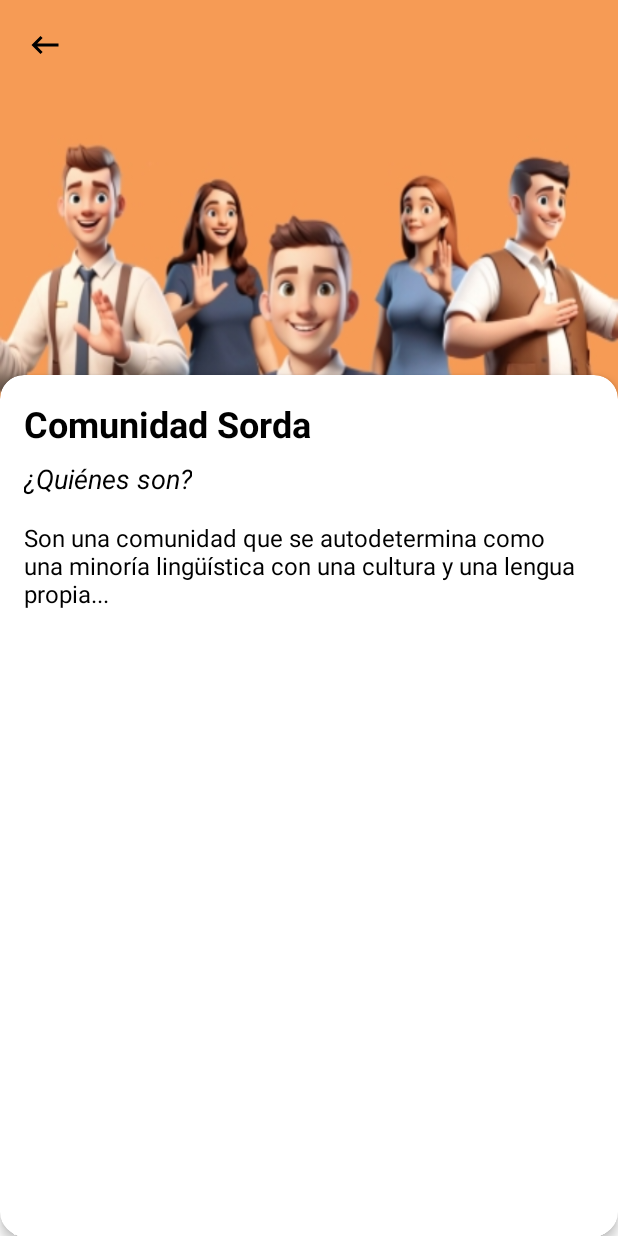
After one commit to DiegoPardoMontero/ProyectoEnsenarte, an Android app: the fragment ComunidadSordaActivity shown on its own in the app's theme, on a phone screen of 412 x 824 dp. The commit adds this screen. Run offline under Robolectric (Android 15) with nearby library versions, the phone set to English and light mode, and no system bars.

Commit message:
Began with the first tab of the information component (Community)

```diff
--- /dev/null
+++ b/app/src/main/java/com/puj/proyectoensenarte/information/ComunidadSordaActivity.kt
@@ -0,0 +1,60 @@
+package com.puj.proyectoensenarte.information
+
+import android.os.Bundle
+import androidx.fragment.app.Fragment
+import android.view.LayoutInflater
+import android.view.View
+import android.view.ViewGroup
+import com.puj.proyectoensenarte.R
+
+// TODO: Rename parameter arguments, choose names that match
+// the fragment initialization parameters, e.g. ARG_ITEM_NUMBER
+private const val ARG_PARAM1 = "param1"
+private const val ARG_PARAM2 = "param2"
+
+/**
+ * A simple [Fragment] subclass.
+ * Use the [ComunidadSordaActivity.newInstance] factory method to
+ * create an instance of this fragment.
+ */
+class ComunidadSordaActivity : Fragment() {
+    // TODO: Rename and change types of parameters
+    private var param1: String? = null
+    private var param2: String? = null
+
+    override fun onCreate(savedInstanceState: Bundle?) {
+        super.onCreate(savedInstanceState)
+        arguments?.let {
+            param1 = it.getString(ARG_PARAM1)
+            param2 = it.getString(ARG_PARAM2)
+        }
+    }
+
+    override fun onCreateView(
+        inflater: LayoutInflater, container: ViewGroup?,
+        savedInstanceState: Bundle?
+    ): View? {
+        // Inflate the layout for this fragment
+        return inflater.inflate(R.layout.fragment_comunidad_sorda_activity, container, false)
+    }
+
+    companion object {
+        /**
+         * Use this factory method to create a new instance of
+         * this fragment using the provided parameters.
+         *
+         * @param param1 Parameter 1.
+         * @param param2 Parameter 2.
+         * @return A new instance of fragment ComunidadSordaActivity.
+         */
+        // TODO: Rename and change types and number of parameters
+        @JvmStatic
+        fun newInstance(param1: String, param2: String) =
+            ComunidadSordaActivity().apply {
+                arguments = Bundle().apply {
+                    putString(ARG_PARAM1, param1)
+                    putString(ARG_PARAM2, param2)
+                }
+            }
+    }
+}
--- /dev/null
+++ b/app/src/main/res/drawable/back_arrow_black.xml
@@ -0,0 +1,5 @@
+<vector xmlns:android="http://schemas.android.com/apk/res/android" android:autoMirrored="true" android:height="24dp" android:tint="#000000" android:viewportHeight="24" android:viewportWidth="24" android:width="24dp">
+
+    <path android:fillColor="@android:color/white" android:pathData="M21,11H6.83l3.58,-3.59L9,6l-6,6 6,6 1.41,-1.41L6.83,13H21z"/>
+
+</vector>
--- /dev/null
+++ b/app/src/main/res/drawable/back_arrow_white.xml
@@ -0,0 +1,5 @@
+<vector xmlns:android="http://schemas.android.com/apk/res/android" android:autoMirrored="true" android:height="24dp" android:tint="#FFFFFF" android:viewportHeight="24" android:viewportWidth="24" android:width="24dp">
+
+    <path android:fillColor="@android:color/white" android:pathData="M21,11H6.83l3.58,-3.59L9,6l-6,6 6,6 1.41,-1.41L6.83,13H21z"/>
+
+</vector>
--- a/app/src/main/res/layout/activity_information_fragment.xml
+++ b/app/src/main/res/layout/activity_information_fragment.xml
@@ -16,6 +16,7 @@
         android:layout_marginTop="55dp"
         app:layout_constraintTop_toTopOf="parent"
         app:layout_constraintStart_toStartOf="parent"
+        android:fontFamily="@raw/regularbold"
         app:layout_constraintEnd_toEndOf="parent"/>
 
     <!-- Botón Historia -->
@@ -50,6 +51,7 @@
             android:gravity="center"
             android:layout_gravity="bottom"
             android:text="Historia"
+            android:fontFamily="@raw/regular"
             />
     </FrameLayout>
 
@@ -71,7 +73,7 @@
             android:layout_width="wrap_content"
             android:layout_height="220dp"
             android:scaleType="centerCrop"
-            android:src="@drawable/information_deafcommunity"/>
+            android:src="@drawable/information_deafcomunity"/>
 
         <TextView
             android:id="@+id/community_text"
@@ -84,6 +86,7 @@
             android:layout_gravity="bottom"
             android:padding="8dp"
             android:text="Comunidad sorda"
+            android:fontFamily="@raw/regular"
             />
     </FrameLayout>
 
@@ -117,7 +120,7 @@
             android:textSize="16sp"
             android:gravity="center"
             android:layout_gravity="bottom"
-
+            android:fontFamily="@raw/regular"
             android:text="Características gramaticales"
             />
     </FrameLayout>
@@ -140,7 +143,7 @@
             android:layout_width="wrap_content"
             android:layout_height="220dp"
             android:scaleType="centerCrop"
-            android:src="@drawable/information_importantlinks"/>
+            android:src="@drawable/information_links"/>
 
         <TextView
             android:id="@+id/links_text"
@@ -150,6 +153,7 @@
             android:background="#80000000"
             android:textSize="16sp"
             android:gravity="center"
+            android:fontFamily="@raw/regular"
             android:layout_gravity="bottom"
             android:text="Links Importantes"
             android:padding="8dp"
--- /dev/null
+++ b/app/src/main/res/layout/fragment_comunidad_sorda_activity.xml
@@ -0,0 +1,82 @@
+<?xml version="1.0" encoding="utf-8"?>
+<androidx.constraintlayout.widget.ConstraintLayout xmlns:android="http://schemas.android.com/apk/res/android"
+    xmlns:tools="http://schemas.android.com/tools"
+    android:layout_width="match_parent"
+    android:layout_height="match_parent"
+    xmlns:app="http://schemas.android.com/apk/res-auto"
+    android:background="@drawable/deafcommunity_background"
+    tools:context=".information.ComunidadSordaActivity">
+
+
+
+    <ImageButton
+        android:id="@+id/back_button"
+        android:layout_width="wrap_content"
+        android:layout_height="wrap_content"
+        android:background="@null"
+        android:src="@drawable/back_arrow_black"
+        android:contentDescription="Botón de retroceso"
+        app:layout_constraintTop_toTopOf="parent"
+        app:layout_constraintStart_toStartOf="parent"
+        android:layout_margin="18dp"/>
+
+    <androidx.cardview.widget.CardView
+        android:id="@+id/text_container"
+        android:layout_width="match_parent"
+        android:layout_height="0dp"
+        android:background="@android:color/white"
+        app:cardCornerRadius="16dp"
+        app:layout_constraintTop_toTopOf="parent"
+        app:layout_constraintStart_toStartOf="parent"
+        app:layout_constraintEnd_toEndOf="parent"
+        app:layout_constraintBottom_toBottomOf="parent"
+        android:layout_marginTop="250dp"
+        app:cardElevation="4dp">
+
+        <!-- ScrollView para el texto desplazable -->
+        <ScrollView
+            android:layout_width="match_parent"
+            android:layout_height="match_parent"
+            android:padding="16dp">
+
+            <!-- Texto largo dentro del ScrollView -->
+            <LinearLayout
+                android:layout_width="match_parent"
+                android:layout_height="wrap_content"
+                android:orientation="vertical">
+
+                <TextView
+                    android:id="@+id/title_text"
+                    android:layout_width="wrap_content"
+                    android:layout_height="wrap_content"
+                    android:text="Comunidad Sorda"
+                    android:textSize="24sp"
+                    android:textStyle="bold"
+                    android:textColor="@android:color/black"/>
+
+                <TextView
+                    android:id="@+id/subtitle_text"
+                    android:layout_width="wrap_content"
+                    android:layout_height="wrap_content"
+                    android:text="¿Quiénes son?"
+                    android:textSize="18sp"
+                    android:textStyle="italic"
+                    android:textColor="@android:color/black"
+                    android:layout_marginTop="8dp"/>
+
+                <TextView
+                    android:id="@+id/body_text"
+                    android:layout_width="match_parent"
+                    android:layout_height="wrap_content"
+                    android:text="Son una comunidad que se autodetermina como una minoría lingüística con una cultura y una lengua propia..."
+                    android:textSize="16sp"
+                    android:textColor="@android:color/black"
+                    android:layout_marginTop="16dp"/>
+
+
+            </LinearLayout>
+        </ScrollView>
+    </androidx.cardview.widget.CardView>
+
+
+</androidx.constraintlayout.widget.ConstraintLayout>
```
Also changed, not shown: app/src/main/res/drawable/deafcommunity_background.jpg (added), app/src/main/res/drawable/grammar_background.png (added), app/src/main/res/drawable/history_background.png (added), app/src/main/res/drawable/information_deafcommunity.png (deleted), app/src/main/res/drawable/information_deafcomunity.png (added), app/src/main/res/drawable/information_grammar.png, app/src/main/res/drawable/information_history.png, app/src/main/res/drawable/information_importantlinks.png (deleted), app/src/main/res/drawable/information_links.png (added), app/src/main/res/drawable/links_background.png (added).
